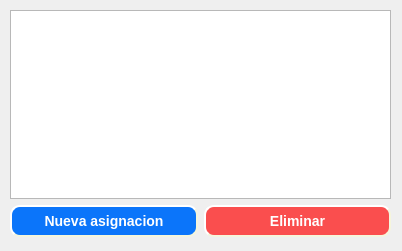
First picture: the form in assignmentsDialog.ui, repository Santiago-Pinto/colorcraft, before the edit.
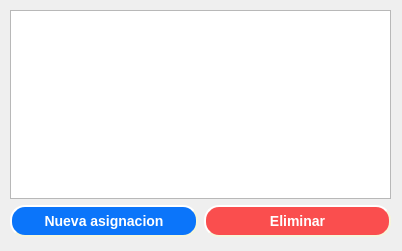
Second picture: the form after the edit.

The edit to the form file:
```diff
--- a/assignmentsDialog.ui
+++ b/assignmentsDialog.ui
@@ -49,7 +49,7 @@
       background-color: rgb(11, 117, 250);
 	  border-style: outset;
 	  border-width: 2px;
-	  border-radius: 10px;
+	  border-radius: 15px;
 	  border-color: beige;
 	  font: bold 14px;
 	  color: white;
@@ -84,7 +84,7 @@
       background-color: rgb(250, 78, 78);
 	  border-style: outset;
 	  border-width: 2px;
-	  border-radius: 10px;
+	  border-radius: 15px;
 	  border-color: beige;
 	  font: bold 14px;
 	  color: white;
```
Left out of the diff: 4 changed lines with no effect on the pictures.
